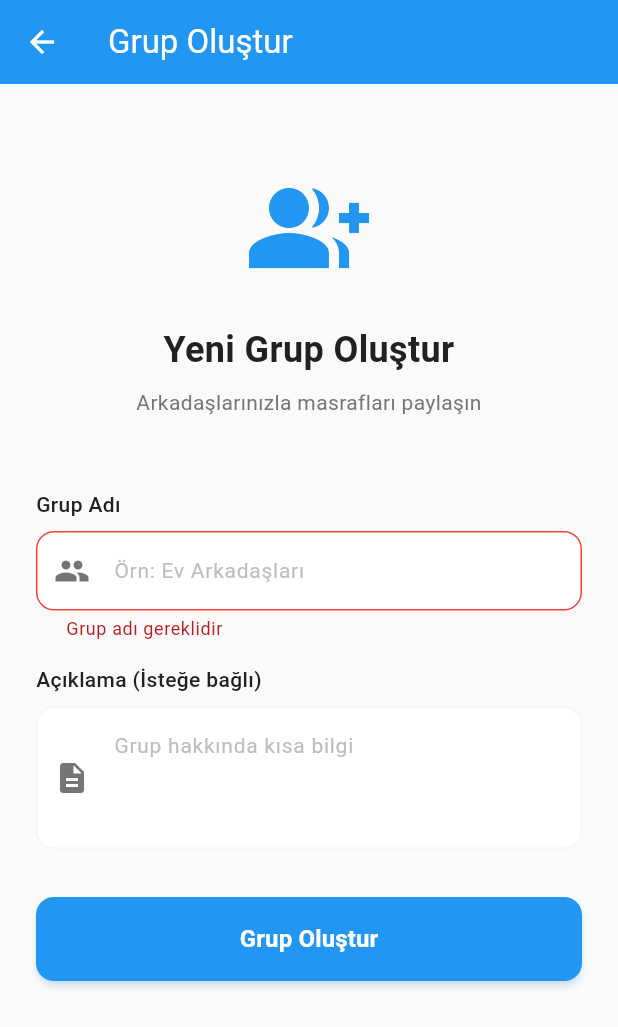
After one commit to Haknozer/Masraf-Takip, a Flutter app: the CreateGroupPage screen opened directly, after a tap on "Grup Oluştur", on a phone screen of 412 x 824 dp. The commit adds this screen. Shown: the top 1027 px of the screen. Run offline on Flutter 3.47's test engine with Material 3 defaults, Android fonts, the phone set to English and light mode, and no system bars; our stand-ins replace cloud_firestore, firebase_auth, firebase_core, firebase_storage, flutter_riverpod; accounts and stored records are empty.

Commit message:
Ana sayfa ve grup oluşturma sayfası eklendi

```diff
--- /dev/null
+++ b/lib/screens/groups/create_group_page.dart
@@ -0,0 +1,132 @@
+import 'package:flutter/material.dart';
+import 'package:flutter_riverpod/flutter_riverpod.dart';
+import '../../constants/app_colors.dart';
+import '../../constants/app_text_styles.dart';
+import '../../providers/group_provider.dart';
+import '../../widgets/forms/custom_text_field.dart';
+import '../../widgets/forms/custom_button.dart';
+
+class CreateGroupPage extends ConsumerStatefulWidget {
+  const CreateGroupPage({super.key});
+
+  @override
+  ConsumerState<CreateGroupPage> createState() => _CreateGroupPageState();
+}
+
+class _CreateGroupPageState extends ConsumerState<CreateGroupPage> {
+  final _formKey = GlobalKey<FormState>();
+  final _nameController = TextEditingController();
+  final _descriptionController = TextEditingController();
+
+  bool _isLoading = false;
+
+  @override
+  void dispose() {
+    _nameController.dispose();
+    _descriptionController.dispose();
+    super.dispose();
+  }
+
+  Future<void> _createGroup() async {
+    if (!_formKey.currentState!.validate()) return;
+
+    setState(() => _isLoading = true);
+
+    try {
+      await ref
+          .read(groupNotifierProvider.notifier)
+          .createGroup(_nameController.text.trim(), _descriptionController.text.trim());
+
+      if (mounted) {
+        ScaffoldMessenger.of(context).showSnackBar(
+          const SnackBar(content: Text('Grup başarıyla oluşturuldu!'), backgroundColor: AppColors.success),
+        );
+        Navigator.pop(context);
+      }
+    } catch (e) {
+      if (mounted) {
+        ScaffoldMessenger.of(context).showSnackBar(
+          SnackBar(content: Text('Grup oluşturma hatası: ${e.toString()}'), backgroundColor: AppColors.error),
+        );
+      }
+    } finally {
+      if (mounted) {
+        setState(() => _isLoading = false);
+      }
+    }
+  }
+
+  @override
+  Widget build(BuildContext context) {
+    return Scaffold(
+      backgroundColor: AppColors.background,
+      appBar: AppBar(
+        backgroundColor: AppColors.primary,
+        foregroundColor: AppColors.white,
+        title: const Text('Grup Oluştur'),
+        elevation: 0,
+      ),
+      body: SafeArea(
+        child: SingleChildScrollView(
+          padding: const EdgeInsets.all(24.0),
+          child: Form(
+            key: _formKey,
+            child: Column(
+              crossAxisAlignment: CrossAxisAlignment.stretch,
+              children: [
+                const SizedBox(height: 32),
+
+                // Logo ve Başlık
+                Icon(Icons.group_add, size: 80, color: AppColors.primary),
+                const SizedBox(height: 24),
+
+                Text('Yeni Grup Oluştur', style: AppTextStyles.h2, textAlign: TextAlign.center),
+                const SizedBox(height: 8),
+
+                Text(
+                  'Arkadaşlarınızla masrafları paylaşın',
+                  style: AppTextStyles.bodyMedium.copyWith(color: AppColors.textSecondary),
+                  textAlign: TextAlign.center,
+                ),
+                const SizedBox(height: 48),
+
+                // Grup Adı
+                CustomTextField(
+                  controller: _nameController,
+                  label: 'Grup Adı',
+                  hint: 'Örn: Ev Arkadaşları',
+                  prefixIcon: Icons.group,
+                  validator: (value) {
+                    if (value == null || value.isEmpty) {
+                      return 'Grup adı gereklidir';
+                    }
+                    if (value.length < 3) {
+                      return 'Grup adı en az 3 karakter olmalıdır';
+                    }
+                    return null;
+                  },
+                  textInputAction: TextInputAction.next,
+                ),
+                const SizedBox(height: 16),
+
+                // Grup Açıklaması
+                CustomTextField(
+                  controller: _descriptionController,
+                  label: 'Açıklama (İsteğe bağlı)',
+                  hint: 'Grup hakkında kısa bilgi',
+                  prefixIcon: Icons.description,
+                  maxLines: 3,
+                  textInputAction: TextInputAction.done,
+                ),
+                const SizedBox(height: 32),
+
+                // Grup Oluştur Butonu
+                CustomButton(text: 'Grup Oluştur', onPressed: _isLoading ? null : _createGroup, isLoading: _isLoading),
+              ],
+            ),
+          ),
+        ),
+      ),
+    );
+  }
+}
```
Also changed, not shown: lib/screens/home/home_page.dart (+44 -0 lines), 3 other files.
